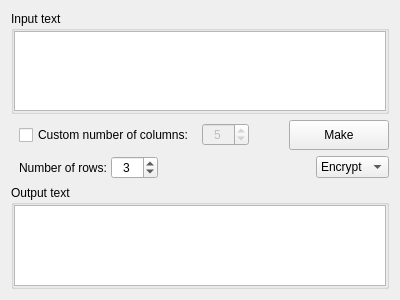
vasilypht/crypto-methods, file src/modules/scytale/scytale.ui: the form before one commit.
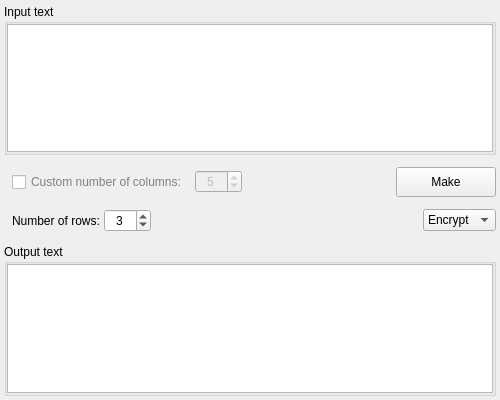
The form after the commit.

Commit message: Added Scytal cipher

The edit to the form file:
```diff
--- a/src/modules/scytale/scytale.ui
+++ b/src/modules/scytale/scytale.ui
@@ -6,14 +6,29 @@
    <rect>
     <x>0</x>
     <y>0</y>
-    <width>400</width>
-    <height>300</height>
+    <width>500</width>
+    <height>400</height>
    </rect>
   </property>
   <property name="windowTitle">
    <string>Form</string>
   </property>
   <layout class="QVBoxLayout" name="verticalLayout">
+   <property name="spacing">
+    <number>12</number>
+   </property>
+   <property name="leftMargin">
+    <number>4</number>
+   </property>
+   <property name="topMargin">
+    <number>4</number>
+   </property>
+   <property name="rightMargin">
+    <number>4</number>
+   </property>
+   <property name="bottomMargin">
+    <number>4</number>
+   </property>
    <item>
     <widget class="QGroupBox" name="group_box_input">
      <property name="title">
@@ -51,6 +66,9 @@
      </property>
      <item>
       <widget class="QCheckBox" name="check_box_columns">
+       <property name="enabled">
+        <bool>true</bool>
+       </property>
        <property name="sizePolicy">
         <sizepolicy hsizetype="Fixed" vsizetype="Fixed">
          <horstretch>0</horstretch>
@@ -61,7 +79,7 @@
         <enum>Qt::LeftToRight</enum>
        </property>
        <property name="styleSheet">
-        <string notr="true"/>
+        <string notr="true">color: grey</string>
        </property>
        <property name="text">
         <string>Custom number of columns:</string>
```
The commit also changes 2 other files.
